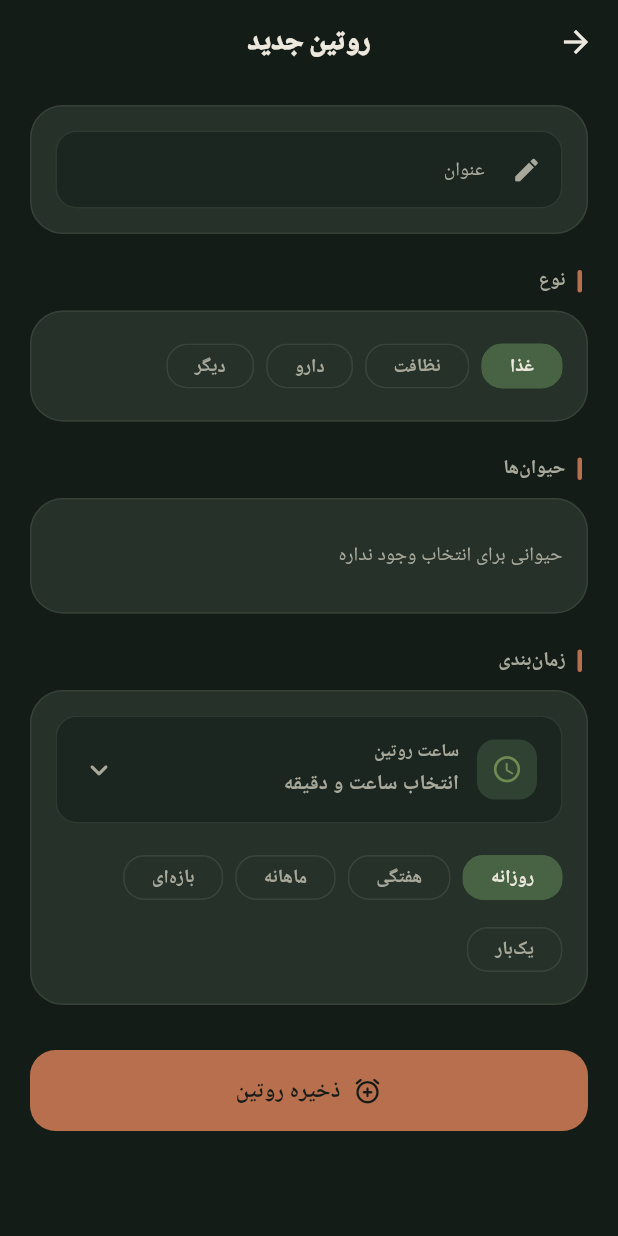
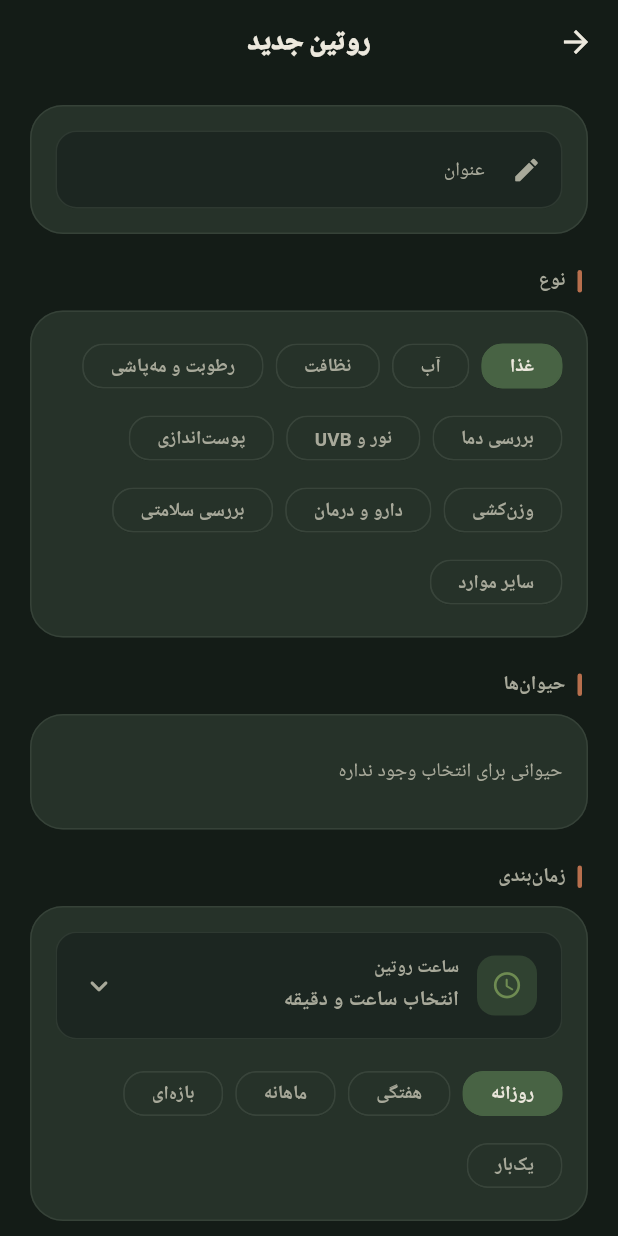
Before and after one commit to iliyagh400/reptime, a Flutter app: the AddRoutinePage screen opened directly with empty values, on a phone screen of 412 x 824 dp. Run offline on Flutter 3.47's test engine with Material 3 defaults, Android fonts, the phone set to English and light mode, and no system bars; our stand-ins replace flutter_local_notifications, flutter_timezone, google_fonts, shared_preferences, supabase_flutter, timezone; accounts and stored records are empty; Roboto replaces fonts that are missing (Vazirmatn).

```diff
--- a/lib/add_routine_page.dart
+++ b/lib/add_routine_page.dart
@@ -461,15 +461,17 @@ class _AddRoutinePageState extends State<AddRoutinePage> {
                 child: Wrap(
                   spacing: 8,
                   runSpacing: 8,
-                  children: [
-                    _themedChoiceChip('غذا', _type == 'food',
-                        () => setState(() => _type = 'food')),
-                    _themedChoiceChip('نظافت', _type == 'cleaning',
-                        () => setState(() => _type = 'cleaning')),
-                    _themedChoiceChip('دارو', _type == 'medicine',
-                        () => setState(() => _type = 'medicine')),
-                    _themedChoiceChip('دیگر', _type == 'other',
-                        () => setState(() => _type = 'other')),
+                  children: [ _themedChoiceChip('غذا', _type == 'food', () => setState(() => _type = 'food')),
+                    _themedChoiceChip('آب', _type == 'water', () => setState(() => _type = 'water')),
+                    _themedChoiceChip('نظافت', _type == 'cleaning', () => setState(() => _type = 'cleaning')),
+                    _themedChoiceChip('رطوبت و مه‌پاشی', _type == 'humidity', () => setState(() => _type = 'humidity')),
+                    _themedChoiceChip('بررسی دما', _type == 'temperature', () => setState(() => _type = 'temperature')),
+                    _themedChoiceChip('نور و UVB', _type == 'lighting', () => setState(() => _type = 'lighting')),
+                    _themedChoiceChip('پوست‌اندازی', _type == 'shedding', () => setState(() => _type = 'shedding')),
+                    _themedChoiceChip('وزن‌کشی', _type == 'weight', () => setState(() => _type = 'weight')),
+                    _themedChoiceChip('دارو و درمان', _type == 'medicine', () => setState(() => _type = 'medicine')),
+                    _themedChoiceChip('بررسی سلامتی', _type == 'health', () => setState(() => _type = 'health')),
+                    _themedChoiceChip('سایر موارد', _type == 'other', () => setState(() => _type = 'other')),
                   ],
                 ),
               ),
--- a/lib/edit_routine_page.dart
+++ b/lib/edit_routine_page.dart
@@ -485,14 +485,17 @@ class _EditRoutinePageState extends State<EditRoutinePage> {
                   spacing: 8,
                   runSpacing: 8,
                   children: [
-                    _themedChoiceChip('غذا', _type == 'food',
-                        () => setState(() => _type = 'food')),
-                    _themedChoiceChip('نظافت', _type == 'cleaning',
-                        () => setState(() => _type = 'cleaning')),
-                    _themedChoiceChip('دارو', _type == 'medicine',
-                        () => setState(() => _type = 'medicine')),
-                    _themedChoiceChip('دیگر', _type == 'other',
-                        () => setState(() => _type = 'other')),
+                        _themedChoiceChip('غذا', _type == 'food', () => setState(() => _type = 'food')),
+                        _themedChoiceChip('آب', _type == 'water', () => setState(() => _type = 'water')),
+                        _themedChoiceChip('نظافت', _type == 'cleaning', () => setState(() => _type = 'cleaning')),
+                        _themedChoiceChip('رطوبت و مه‌پاشی', _type == 'humidity', () => setState(() => _type = 'humidity')),
+                        _themedChoiceChip('بررسی دما', _type == 'temperature', () => setState(() => _type = 'temperature')),
+                        _themedChoiceChip('نور و UVB', _type == 'lighting', () => setState(() => _type = 'lighting')),
+                        _themedChoiceChip('پوست‌اندازی', _type == 'shedding', () => setState(() => _type = 'shedding')),
+                        _themedChoiceChip('وزن‌کشی', _type == 'weight', () => setState(() => _type = 'weight')),
+                        _themedChoiceChip('دارو و درمان', _type == 'medicine', () => setState(() => _type = 'medicine')),
+                        _themedChoiceChip('بررسی سلامتی', _type == 'health', () => setState(() => _type = 'health')),
+                        _themedChoiceChip('سایر موارد', _type == 'other', () => setState(() => _type = 'other')),
                   ],
                 ),
               ),
```
Also changed, not shown: lib/pet_profile_page.dart (+108 -67 lines), lib/today_task_page.dart (+37 -8 lines).
